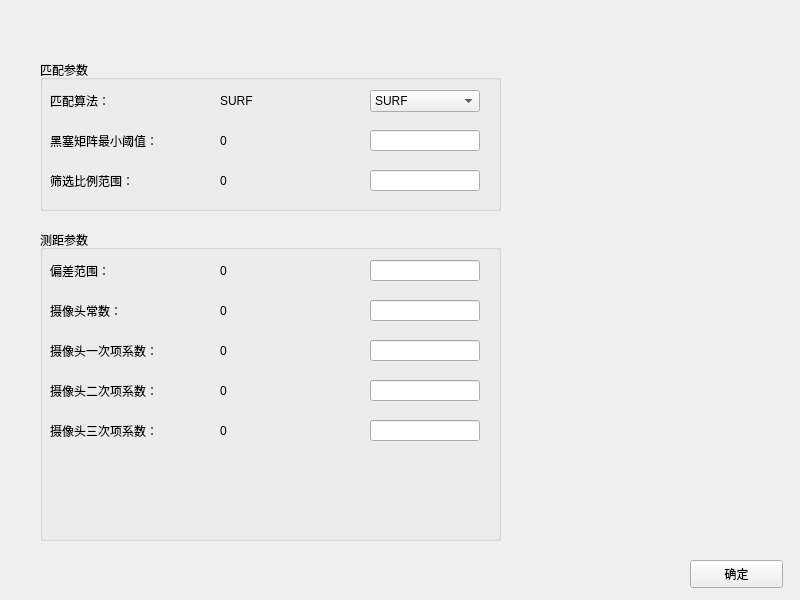
First picture: the form in TwistlockCV/Para.ui, repository qinchang1/TwistlockCV, before the edit.
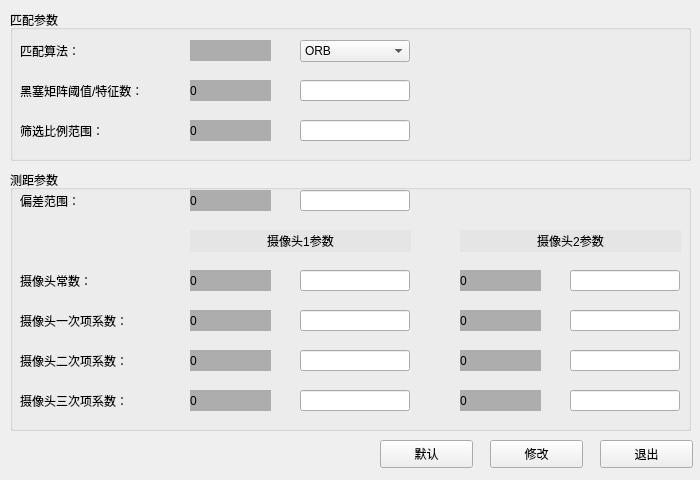
Second picture: the form after the edit.

Diff of the .ui file:
```diff
--- a/TwistlockCV/Para.ui
+++ b/TwistlockCV/Para.ui
@@ -6,8 +6,8 @@
    <rect>
     <x>0</x>
     <y>0</y>
-    <width>800</width>
-    <height>600</height>
+    <width>700</width>
+    <height>480</height>
    </rect>
   </property>
   <property name="windowTitle">
@@ -17,23 +17,23 @@
    <widget class="QPushButton" name="ok_pushButton">
     <property name="geometry">
      <rect>
-      <x>690</x>
-      <y>560</y>
+      <x>490</x>
+      <y>440</y>
       <width>93</width>
       <height>28</height>
      </rect>
     </property>
     <property name="text">
-     <string>确定</string>
+     <string>修改</string>
     </property>
    </widget>
    <widget class="QGroupBox" name="groupBox_2">
     <property name="geometry">
      <rect>
-      <x>40</x>
-      <y>230</y>
-      <width>461</width>
-      <height>311</height>
+      <x>10</x>
+      <y>170</y>
+      <width>681</width>
+      <height>261</height>
      </rect>
     </property>
     <property name="title">
@@ -42,8 +42,8 @@
     <widget class="QLineEdit" name="errorRange_lineEdit">
      <property name="geometry">
       <rect>
-       <x>330</x>
-       <y>30</y>
+       <x>290</x>
+       <y>20</y>
        <width>110</width>
        <height>21</height>
       </rect>
@@ -53,11 +53,14 @@
      <property name="geometry">
       <rect>
        <x>180</x>
-       <y>30</y>
-       <width>131</width>
+       <y>20</y>
+       <width>81</width>
        <height>21</height>
       </rect>
      </property>
+     <property name="styleSheet">
+      <string notr="true">background-color: rgb(173, 173, 173);</string>
+     </property>
      <property name="text">
       <string>0</string>
      </property>
@@ -66,7 +69,7 @@
      <property name="geometry">
       <rect>
        <x>10</x>
-       <y>70</y>
+       <y>100</y>
        <width>121</width>
        <height>21</height>
       </rect>
@@ -79,11 +82,14 @@
      <property name="geometry">
       <rect>
        <x>180</x>
-       <y>70</y>
-       <width>131</width>
+       <y>100</y>
+       <width>81</width>
        <height>21</height>
       </rect>
      </property>
+     <property name="styleSheet">
+      <string notr="true">background-color: rgb(173, 173, 173);</string>
+     </property>
      <property name="text">
       <string>0</string>
      </property>
@@ -92,7 +98,7 @@
      <property name="geometry">
       <rect>
        <x>10</x>
-       <y>30</y>
+       <y>20</y>
        <width>91</width>
        <height>21</height>
       </rect>
@@ -104,8 +110,8 @@
     <widget class="QLineEdit" name="cameraPara0_lineEdit">
      <property name="geometry">
       <rect>
-       <x>330</x>
-       <y>70</y>
+       <x>290</x>
+       <y>100</y>
        <width>110</width>
        <height>21</height>
       </rect>
@@ -115,7 +121,7 @@
      <property name="geometry">
       <rect>
        <x>10</x>
-       <y>110</y>
+       <y>140</y>
        <width>141</width>
        <height>21</height>
       </rect>
@@ -128,11 +134,14 @@
      <property name="geometry">
       <rect>
        <x>180</x>
-       <y>110</y>
-       <width>131</width>
+       <y>140</y>
+       <width>81</width>
        <height>21</height>
       </rect>
      </property>
+     <property name="styleSheet">
+      <string notr="true">background-color: rgb(173, 173, 173);</string>
+     </property>
      <property name="text">
       <string>0</string>
      </property>
@@ -140,8 +149,8 @@
     <widget class="QLineEdit" name="cameraPara1_lineEdit">
      <property name="geometry">
       <rect>
-       <x>330</x>
-       <y>110</y>
+       <x>290</x>
+       <y>140</y>
        <width>110</width>
        <height>21</height>
       </rect>
@@ -151,7 +160,7 @@
      <property name="geometry">
       <rect>
        <x>10</x>
-       <y>150</y>
+       <y>180</y>
        <width>151</width>
        <height>21</height>
       </rect>
@@ -164,11 +173,14 @@
      <property name="geometry">
       <rect>
        <x>180</x>
-       <y>150</y>
-       <width>131</width>
+       <y>180</y>
+       <width>81</width>
        <height>21</height>
       </rect>
      </property>
+     <property name="styleSheet">
+      <string notr="true">background-color: rgb(173, 173, 173);</string>
+     </property>
      <property name="text">
       <string>0</string>
      </property>
@@ -176,8 +188,8 @@
     <widget class="QLineEdit" name="cameraPara2_lineEdit">
      <property name="geometry">
       <rect>
-       <x>330</x>
-       <y>150</y>
+       <x>290</x>
+       <y>180</y>
        <width>110</width>
        <height>21</height>
       </rect>
@@ -187,7 +199,7 @@
      <property name="geometry">
       <rect>
        <x>10</x>
-       <y>190</y>
+       <y>220</y>
        <width>151</width>
        <height>21</height>
       </rect>
@@ -200,11 +212,14 @@
      <property name="geometry">
       <rect>
        <x>180</x>
-       <y>190</y>
-       <width>131</width>
+       <y>220</y>
+       <width>81</width>
        <height>21</height>
       </rect>
      </property>
+     <property name="styleSheet">
+      <string notr="true">background-color: rgb(173, 173, 173);</string>
+     </property>
      <property name="text">
       <string>0</string>
      </property>
@@ -212,20 +227,174 @@
     <widget class="QLineEdit" name="cameraPara3_lineEdit">
      <property name="geometry">
       <rect>
-       <x>330</x>
-       <y>190</y>
+       <x>290</x>
+       <y>220</y>
        <width>110</width>
        <height>21</height>
       </rect>
      </property>
     </widget>
+    <widget class="QLabel" name="label_9">
+     <property name="geometry">
+      <rect>
+       <x>180</x>
+       <y>60</y>
+       <width>221</width>
+       <height>22</height>
+      </rect>
+     </property>
+     <property name="styleSheet">
+      <string notr="true">background-color: rgb(229, 229, 229);</string>
+     </property>
+     <property name="text">
+      <string>摄像头1参数</string>
+     </property>
+     <property name="alignment">
+      <set>Qt::AlignCenter</set>
+     </property>
+    </widget>
+    <widget class="QLineEdit" name="cameraPara1_lineEdit_2">
+     <property name="geometry">
+      <rect>
+       <x>560</x>
+       <y>140</y>
+       <width>110</width>
+       <height>21</height>
+      </rect>
+     </property>
+     <property name="text">
+      <string/>
+     </property>
+    </widget>
+    <widget class="QLabel" name="cameraPara3_Label_2">
+     <property name="geometry">
+      <rect>
+       <x>450</x>
+       <y>220</y>
+       <width>81</width>
+       <height>21</height>
+      </rect>
+     </property>
+     <property name="styleSheet">
+      <string notr="true">background-color: rgb(173, 173, 173);</string>
+     </property>
+     <property name="text">
+      <string>0</string>
+     </property>
+    </widget>
+    <widget class="QLineEdit" name="cameraPara3_lineEdit_2">
+     <property name="geometry">
+      <rect>
+       <x>560</x>
+       <y>220</y>
+       <width>110</width>
+       <height>21</height>
+      </rect>
+     </property>
+     <property name="text">
+      <string/>
+     </property>
+    </widget>
+    <widget class="QLabel" name="cameraPara1_Label_2">
+     <property name="geometry">
+      <rect>
+       <x>450</x>
+       <y>140</y>
+       <width>81</width>
+       <height>21</height>
+      </rect>
+     </property>
+     <property name="styleSheet">
+      <string notr="true">background-color: rgb(173, 173, 173);</string>
+     </property>
+     <property name="text">
+      <string>0</string>
+     </property>
+    </widget>
+    <widget class="QLineEdit" name="cameraPara2_lineEdit_2">
+     <property name="geometry">
+      <rect>
+       <x>560</x>
+       <y>180</y>
+       <width>110</width>
+       <height>21</height>
+      </rect>
+     </property>
+     <property name="text">
+      <string/>
+     </property>
+    </widget>
+    <widget class="QLabel" name="cameraPara0_Label_2">
+     <property name="geometry">
+      <rect>
+       <x>450</x>
+       <y>100</y>
+       <width>81</width>
+       <height>21</height>
+      </rect>
+     </property>
+     <property name="styleSheet">
+      <string notr="true">background-color: rgb(173, 173, 173);</string>
+     </property>
+     <property name="text">
+      <string>0</string>
+     </property>
+    </widget>
+    <widget class="QLabel" name="label_10">
+     <property name="geometry">
+      <rect>
+       <x>450</x>
+       <y>60</y>
+       <width>221</width>
+       <height>22</height>
+      </rect>
+     </property>
+     <property name="styleSheet">
+      <string notr="true">background-color: rgb(229, 229, 229);</string>
+     </property>
+     <property name="text">
+      <string>摄像头2参数</string>
+     </property>
+     <property name="alignment">
+      <set>Qt::AlignCenter</set>
+     </property>
+    </widget>
+    <widget class="QLineEdit" name="cameraPara0_lineEdit_2">
+     <property name="geometry">
+      <rect>
+       <x>560</x>
+       <y>100</y>
+       <width>110</width>
+       <height>21</height>
+      </rect>
+     </property>
+     <property name="text">
+      <string/>
+     </property>
+    </widget>
+    <widget class="QLabel" name="cameraPara2_Label_2">
+     <property name="geometry">
+      <rect>
+       <x>450</x>
+       <y>180</y>
+       <width>81</width>
+       <height>21</height>
+      </rect>
+     </property>
+     <property name="styleSheet">
+      <string notr="true">background-color: rgb(173, 173, 173);</string>
+     </property>
+     <property name="text">
+      <string>0</string>
+     </property>
+    </widget>
    </widget>
    <widget class="QGroupBox" name="groupBox">
     <property name="geometry">
      <rect>
-      <x>40</x>
-      <y>60</y>
-      <width>461</width>
+      <x>10</x>
+      <y>10</y>
+      <width>681</width>
       <height>151</height>
      </rect>
     </property>
@@ -235,7 +404,7 @@
     <widget class="QLineEdit" name="minRatio_lineEdit">
      <property name="geometry">
       <rect>
-       <x>330</x>
+       <x>290</x>
        <y>110</y>
        <width>110</width>
        <height>21</height>
@@ -247,12 +416,15 @@
       <rect>
        <x>180</x>
        <y>30</y>
-       <width>111</width>
+       <width>81</width>
        <height>21</height>
       </rect>
      </property>
+     <property name="styleSheet">
+      <string notr="true">background-color: rgb(173, 173, 173);</string>
+     </property>
      <property name="text">
-      <string>SURF</string>
+      <string/>
      </property>
     </widget>
     <widget class="QLabel" name="minHessian_Label">
@@ -260,10 +432,13 @@
       <rect>
        <x>180</x>
        <y>70</y>
-       <width>111</width>
+       <width>81</width>
        <height>21</height>
       </rect>
      </property>
+     <property name="styleSheet">
+      <string notr="true">background-color: rgb(173, 173, 173);</string>
+     </property>
      <property name="text">
       <string>0</string>
      </property>
@@ -271,12 +446,17 @@
     <widget class="QComboBox" name="matchType_comboBox">
      <property name="geometry">
       <rect>
-       <x>330</x>
+       <x>290</x>
        <y>30</y>
        <width>110</width>
        <height>22</height>
       </rect>
      </property>
+     <item>
+      <property name="text">
+       <string>ORB</string>
+      </property>
+     </item>
      <item>
       <property name="text">
        <string>SURF</string>
@@ -293,12 +473,12 @@
       <rect>
        <x>10</x>
        <y>70</y>
-       <width>141</width>
+       <width>161</width>
        <height>21</height>
       </rect>
      </property>
      <property name="text">
-      <string>黑塞矩阵最小阈值：</string>
+      <string>黑塞矩阵阈值/特征数：</string>
      </property>
     </widget>
     <widget class="QLabel" name="label_2">
@@ -319,10 +499,13 @@
       <rect>
        <x>180</x>
        <y>110</y>
-       <width>111</width>
+       <width>81</width>
        <height>21</height>
       </rect>
      </property>
+     <property name="styleSheet">
+      <string notr="true">background-color: rgb(173, 173, 173);</string>
+     </property>
      <property name="text">
       <string>0</string>
      </property>
@@ -330,7 +513,7 @@
     <widget class="QLineEdit" name="minHessian_lineEdit">
      <property name="geometry">
       <rect>
-       <x>330</x>
+       <x>290</x>
        <y>70</y>
        <width>110</width>
        <height>21</height>
@@ -351,6 +534,32 @@
      </property>
     </widget>
    </widget>
+   <widget class="QPushButton" name="cancel_pushButton">
+    <property name="geometry">
+     <rect>
+      <x>600</x>
+      <y>440</y>
+      <width>93</width>
+      <height>28</height>
+     </rect>
+    </property>
+    <property name="text">
+     <string>退出</string>
+    </property>
+   </widget>
+   <widget class="QPushButton" name="default_pushButton">
+    <property name="geometry">
+     <rect>
+      <x>380</x>
+      <y>440</y>
+      <width>93</width>
+      <height>28</height>
+     </rect>
+    </property>
+    <property name="text">
+     <string>默认</string>
+    </property>
+   </widget>
   </widget>
  </widget>
  <resources/>
```
Left out of the diff: 18 changed lines with no effect on the pictures.
